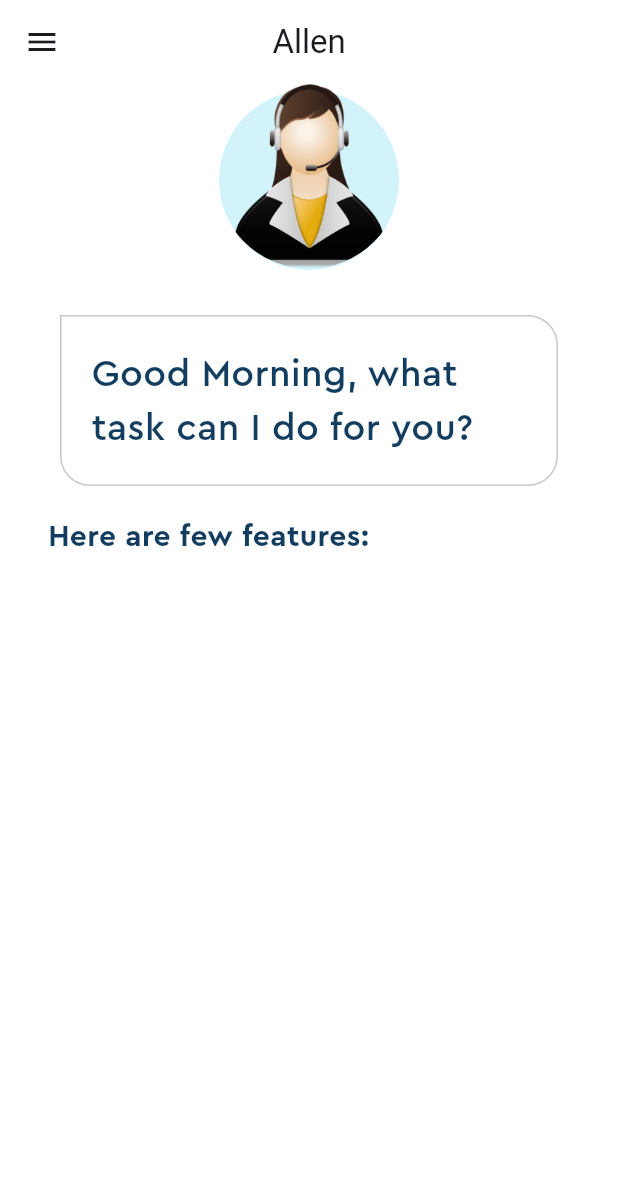
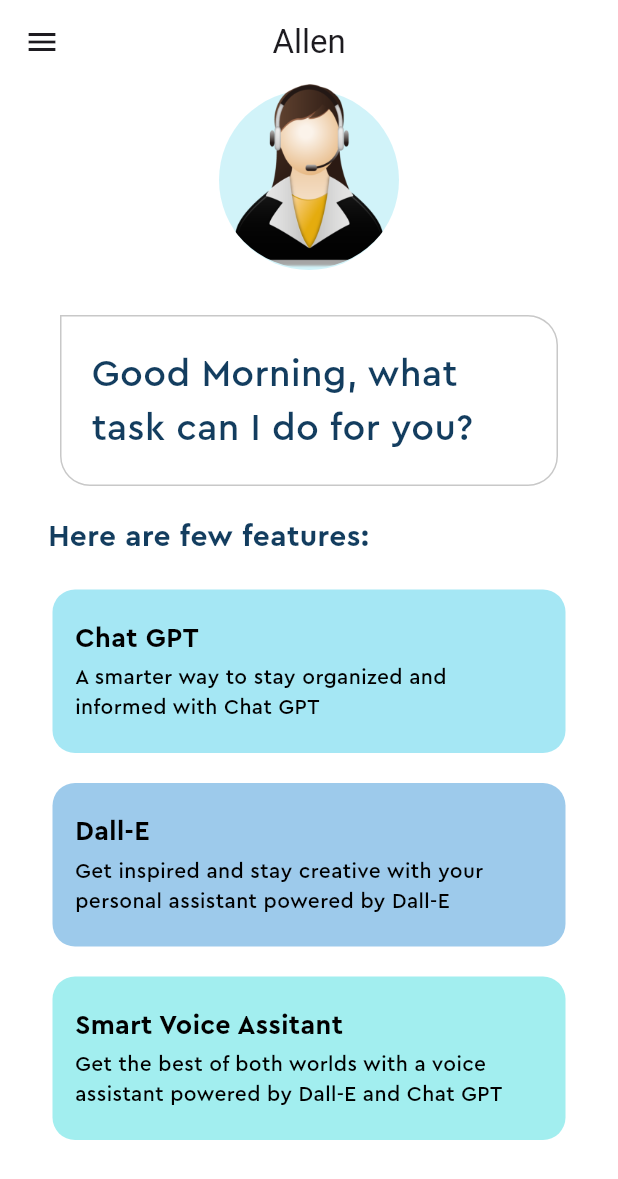
Before and after one commit to SyedSumaimaly/Voice-Assistant-App-Flutter, a Flutter app: the screen it shows after launch, on a phone screen of 412 x 824 dp. Shown: the top 1179 px of the screen. Run offline on Flutter 3.47's test engine with Material 3 defaults, Android fonts, the phone set to English and light mode, and no system bars.

Commit message:
Adding Features Box

```diff
--- /dev/null
+++ b/lib/feature_box.dart
@@ -0,0 +1,57 @@
+import 'package:flutter/material.dart';
+import 'package:voice_assistant_app/pallete.dart';
+
+class FeatureBox extends StatelessWidget {
+  final Color color;
+  final String headerText;
+  final String descriptionText;
+  const FeatureBox({super.key, required this.color, required this.headerText, required this.descriptionText});
+
+  @override
+  Widget build(BuildContext context) {
+    return Container(
+      margin: const EdgeInsets.symmetric(
+        horizontal: 35,
+        vertical: 10,
+      ),
+      decoration: BoxDecoration(
+        color: color,
+        borderRadius: const BorderRadius.all(
+          Radius.circular(15),
+        )
+      ),
+      child: Padding(
+        padding: const EdgeInsets.symmetric(vertical: 20.0).copyWith(
+          left: 15,
+        ),
+        child: Column(
+          children: [
+            Align(
+              alignment: Alignment.centerLeft,
+              child: Text(headerText,
+              style: const TextStyle(
+                fontFamily: 'Cera Pro',
+                color: Pallete.blackColor,
+                fontSize: 18,
+                fontWeight: FontWeight.bold,
+              ),
+              ),
+            ),
+
+            const SizedBox(height: 3),
+
+            Padding(
+              padding: const EdgeInsets.only(right: 20),
+              child: Text(descriptionText,
+                style: const TextStyle(
+                  fontFamily: 'Cera Pro',
+                  color: Pallete.blackColor,
+                ),
+              ),
+            ),
+          ],
+        ),
+      ),
+    );
+  }
+}
--- a/lib/home_page.dart
+++ b/lib/home_page.dart
@@ -1,4 +1,5 @@
 import 'package:flutter/material.dart';
+import 'package:voice_assistant_app/feature_box.dart';
 import 'package:voice_assistant_app/pallete.dart';
 
 class HomePage extends StatefulWidget {
@@ -87,10 +88,27 @@
             fontWeight: FontWeight.bold,
           ),
           ),
+        ),
+        //   Features  List
+        Column(
+          children: [
+            FeatureBox(color: Pallete.firstSuggestionBoxColor,
+            headerText: 'Chat GPT',
+            descriptionText: 'A smarter way to stay organized and informed with Chat GPT',
+            ),
+
+            FeatureBox(color: Pallete.secondSuggestionBoxColor,
+              headerText: 'Dall-E',
+              descriptionText: 'Get inspired and stay creative with your personal assistant powered by Dall-E',
+            ),
+
+            FeatureBox(color: Pallete.thirdSuggestionBoxColor,
+              headerText: 'Smart Voice Assitant',
+              descriptionText: 'Get the best of both worlds with a voice assistant powered by Dall-E and Chat GPT',
+            )
+
+          ],
         )
-
-        //   Features List
-
         ],
       ),
     );
```
